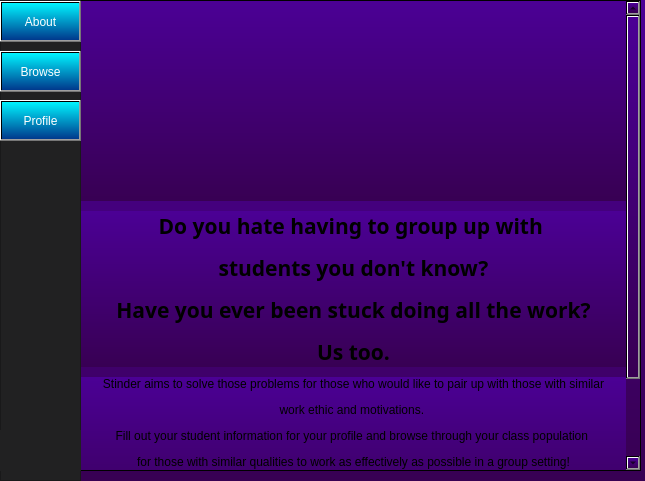
Qt form stinder/ui/About.ui (gibbons-eddie/Stinder) before a commit.
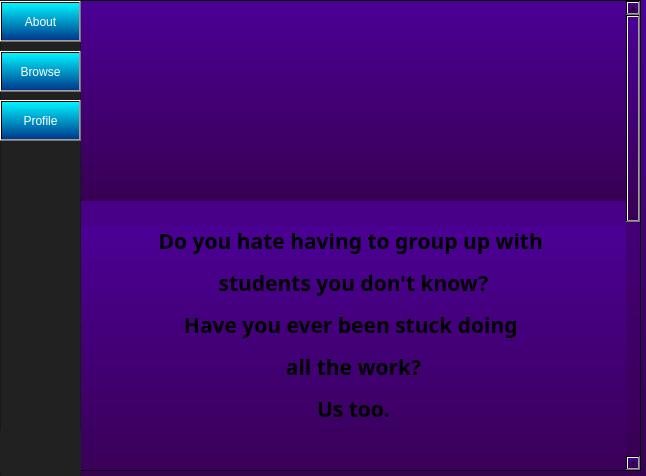
The same form after that commit. Icons and pictures are not drawn.

Commit message:
added meet the team section
unable to adapt into home.py because missing bin folder in qt designer

Patch:
```diff
--- a/stinder/ui/About.ui
+++ b/stinder/ui/About.ui
@@ -6,8 +6,8 @@
    <rect>
     <x>0</x>
     <y>0</y>
-    <width>645</width>
-    <height>481</height>
+    <width>646</width>
+    <height>476</height>
    </rect>
   </property>
   <property name="windowTitle">
@@ -126,15 +126,15 @@
     <widget class="QWidget" name="scrollAreaWidgetContents_3">
      <property name="geometry">
       <rect>
-       <x>0</x>
-       <y>-71</y>
-       <width>542</width>
-       <height>540</height>
+       <x>-3</x>
+       <y>0</y>
+       <width>541</width>
+       <height>1142</height>
       </rect>
      </property>
      <layout class="QVBoxLayout" name="verticalLayout">
       <property name="spacing">
-       <number>10</number>
+       <number>25</number>
       </property>
       <property name="leftMargin">
        <number>0</number>
@@ -181,7 +181,7 @@
          <bool>true</bool>
         </property>
         <property name="alignment">
-         <set>Qt::AlignCenter</set>
+         <set>Qt::AlignLeading|Qt::AlignLeft|Qt::AlignVCenter</set>
         </property>
        </widget>
       </item>
@@ -189,7 +189,7 @@
        <widget class="QLabel" name="label_2">
         <property name="minimumSize">
          <size>
-          <width>20</width>
+          <width>15</width>
           <height>0</height>
          </size>
         </property>
@@ -209,7 +209,7 @@
          <string notr="true">font: 500 15pt &quot;Nexa Bold&quot;</string>
         </property>
         <property name="text">
-         <string>&lt;html&gt;&lt;head/&gt;&lt;body&gt;&lt;p align=&quot;center&quot;&gt;&lt;span style=&quot; font-size:16pt; font-weight:600;&quot;&gt;Do you hate having to group up with &lt;/span&gt;&lt;/p&gt;&lt;p align=&quot;center&quot;&gt;&lt;span style=&quot; font-size:16pt; font-weight:600;&quot;&gt;students you don't know?&lt;/span&gt;&lt;/p&gt;&lt;p align=&quot;center&quot;&gt;&lt;span style=&quot; font-size:16pt; font-weight:600;&quot;&gt;Have you ever been stuck doing all the work?&lt;/span&gt;&lt;/p&gt;&lt;p align=&quot;center&quot;&gt;&lt;span style=&quot; font-size:16pt; font-weight:600;&quot;&gt;Us too.&lt;/span&gt;&lt;/p&gt;&lt;/body&gt;&lt;/html&gt;</string>
+         <string>&lt;html&gt;&lt;head/&gt;&lt;body&gt;&lt;p align=&quot;center&quot;&gt;&lt;span style=&quot; font-size:16pt; font-weight:600;&quot;&gt;Do you hate having to group up with &lt;/span&gt;&lt;/p&gt;&lt;p align=&quot;center&quot;&gt;&lt;span style=&quot; font-size:16pt; font-weight:600;&quot;&gt;students you don't know?&lt;/span&gt;&lt;/p&gt;&lt;p align=&quot;center&quot;&gt;&lt;span style=&quot; font-size:16pt; font-weight:600;&quot;&gt;Have you ever been stuck doing &lt;/span&gt;&lt;/p&gt;&lt;p align=&quot;center&quot;&gt;&lt;span style=&quot; font-size:16pt; font-weight:600;&quot;&gt;all the work?&lt;/span&gt;&lt;/p&gt;&lt;p align=&quot;center&quot;&gt;&lt;span style=&quot; font-size:16pt; font-weight:600;&quot;&gt;Us too.&lt;/span&gt;&lt;/p&gt;&lt;p align=&quot;center&quot;&gt;&lt;br/&gt;&lt;/p&gt;&lt;/body&gt;&lt;/html&gt;</string>
         </property>
         <property name="scaledContents">
          <bool>false</bool>
@@ -225,7 +225,7 @@
          <string notr="true">font: 500 8pt &quot;Nexa Demo&quot;</string>
         </property>
         <property name="text">
-         <string>&lt;html&gt;&lt;head/&gt;&lt;body&gt;&lt;p align=&quot;center&quot;&gt;&lt;span style=&quot; font-weight:400;&quot;&gt;Stinder aims to solve those problems for those who would like to pair up with those with similar&lt;/span&gt;&lt;/p&gt;&lt;p align=&quot;center&quot;&gt;&lt;span style=&quot; font-weight:400;&quot;&gt;work ethic and motivations. &lt;/span&gt;&lt;/p&gt;&lt;p align=&quot;center&quot;&gt;&lt;span style=&quot; font-weight:400;&quot;&gt;Fill out your student information for your profile and browse through your class population &lt;/span&gt;&lt;/p&gt;&lt;p align=&quot;center&quot;&gt;&lt;span style=&quot; font-weight:400;&quot;&gt;for those with similar qualities to work as effectively as possible in a group setting!&lt;/span&gt;&lt;/p&gt;&lt;p align=&quot;center&quot;&gt;&lt;span style=&quot; font-weight:400;&quot;&gt;Filter students by major, coursework, schedule and more* to find your perfect match!&lt;/span&gt;&lt;/p&gt;&lt;p align=&quot;center&quot;&gt;&lt;br/&gt;&lt;/p&gt;&lt;/body&gt;&lt;/html&gt;</string>
+         <string>&lt;html&gt;&lt;head/&gt;&lt;body&gt;&lt;p align=&quot;center&quot;&gt;&lt;span style=&quot; font-weight:400;&quot;&gt;Stinder aims to solve those problems for those who would like to pair up with those with &lt;/span&gt;&lt;/p&gt;&lt;p align=&quot;center&quot;&gt;&lt;span style=&quot; font-weight:400;&quot;&gt;similar work ethic and motivations. &lt;/span&gt;&lt;/p&gt;&lt;p align=&quot;center&quot;&gt;&lt;span style=&quot; font-weight:400;&quot;&gt;Fill out your student information for your profile and browse through your class population &lt;/span&gt;&lt;/p&gt;&lt;p align=&quot;center&quot;&gt;&lt;span style=&quot; font-weight:400;&quot;&gt;for those with similar qualities to work as effectively as possible in a group setting!&lt;/span&gt;&lt;/p&gt;&lt;p align=&quot;center&quot;&gt;&lt;span style=&quot; font-weight:400;&quot;&gt;Filter students by major, coursework, schedule and more* to &lt;/span&gt;&lt;/p&gt;&lt;p align=&quot;center&quot;&gt;&lt;span style=&quot; font-weight:400;&quot;&gt;find your perfect match!&lt;/span&gt;&lt;br/&gt;&lt;/p&gt;&lt;/body&gt;&lt;/html&gt;</string>
         </property>
         <property name="scaledContents">
          <bool>false</bool>
@@ -244,7 +244,17 @@
          <string notr="true">font: 500 8pt &quot;Nexa Bold&quot;</string>
         </property>
         <property name="text">
-         <string>&lt;html&gt;&lt;head/&gt;&lt;body&gt;&lt;p align=&quot;center&quot;&gt;&lt;span style=&quot; font-size:14pt; font-weight:600; font-style:italic;&quot;&gt;Stinder. Never have a bad (study) date again.&lt;/span&gt;&lt;/p&gt;&lt;/body&gt;&lt;/html&gt;</string>
+         <string>&lt;html&gt;&lt;head/&gt;&lt;body&gt;&lt;p align=&quot;center&quot;&gt;&lt;span style=&quot; font-size:14pt; font-weight:600; font-style:italic;&quot;&gt;Stinder. &lt;/span&gt;&lt;/p&gt;&lt;p align=&quot;center&quot;&gt;&lt;span style=&quot; font-size:14pt; font-weight:600; font-style:italic;&quot;&gt;Never have a bad (study) date again.&lt;/span&gt;&lt;/p&gt;&lt;p align=&quot;center&quot;&gt;&lt;br/&gt;&lt;/p&gt;&lt;/body&gt;&lt;/html&gt;</string>
+        </property>
+       </widget>
+      </item>
+      <item>
+       <widget class="QLabel" name="label_5">
+        <property name="styleSheet">
+         <string notr="true">font: 700 13pt &quot;Nexa Text Demo&quot;</string>
+        </property>
+        <property name="text">
+         <string>&lt;html&gt;&lt;head/&gt;&lt;body&gt;&lt;p align=&quot;center&quot;&gt;&lt;br/&gt;&lt;span style=&quot; font-size:12pt; text-decoration: underline;&quot;&gt;Meet Team Swipers&lt;/span&gt;&lt;/p&gt;&lt;p align=&quot;center&quot;&gt;&lt;span style=&quot; font-weight:400;&quot;&gt;Eddie Gibbons&lt;/span&gt;&lt;/p&gt;&lt;p align=&quot;center&quot;&gt;&lt;span style=&quot; font-weight:400;&quot;&gt;Allison Denham&lt;/span&gt;&lt;/p&gt;&lt;p align=&quot;center&quot;&gt;&lt;span style=&quot; font-weight:400;&quot;&gt;Carlos Echenique&lt;/span&gt;&lt;/p&gt;&lt;p align=&quot;center&quot;&gt;&lt;span style=&quot; font-weight:400;&quot;&gt;Wyatt Townsend&lt;/span&gt;&lt;/p&gt;&lt;p align=&quot;center&quot;&gt;&lt;span style=&quot; font-weight:400;&quot;&gt;Yuchen Xiong&lt;/span&gt;&lt;br/&gt;&lt;/p&gt;&lt;/body&gt;&lt;/html&gt;</string>
         </property>
        </widget>
       </item>
```
